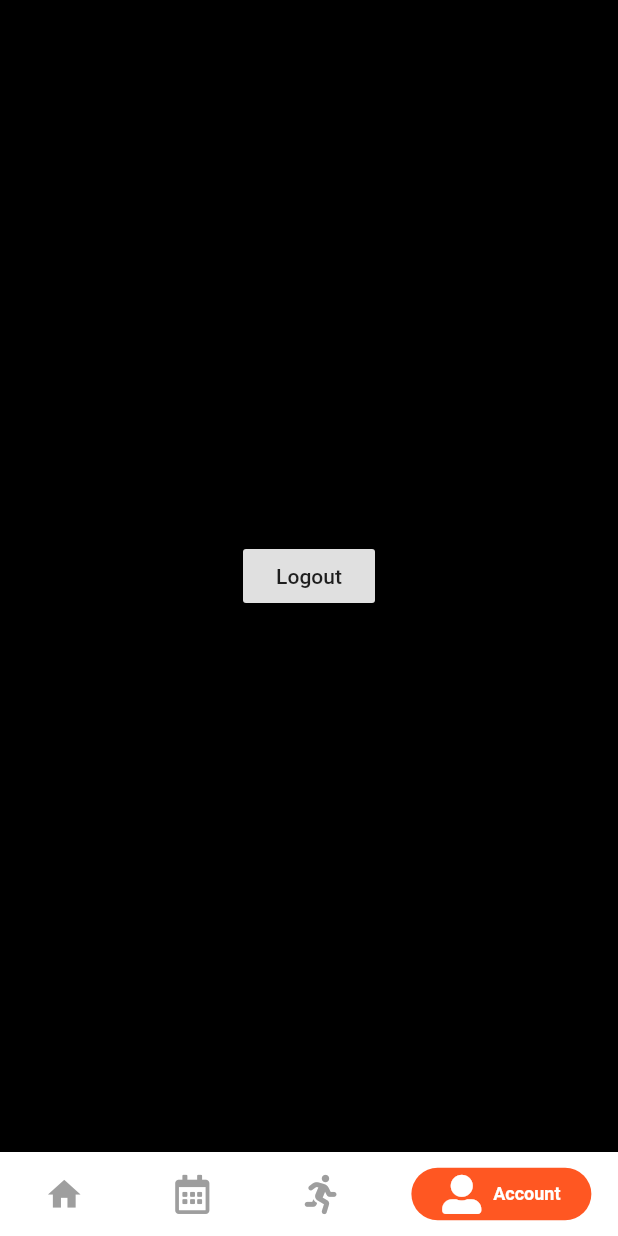
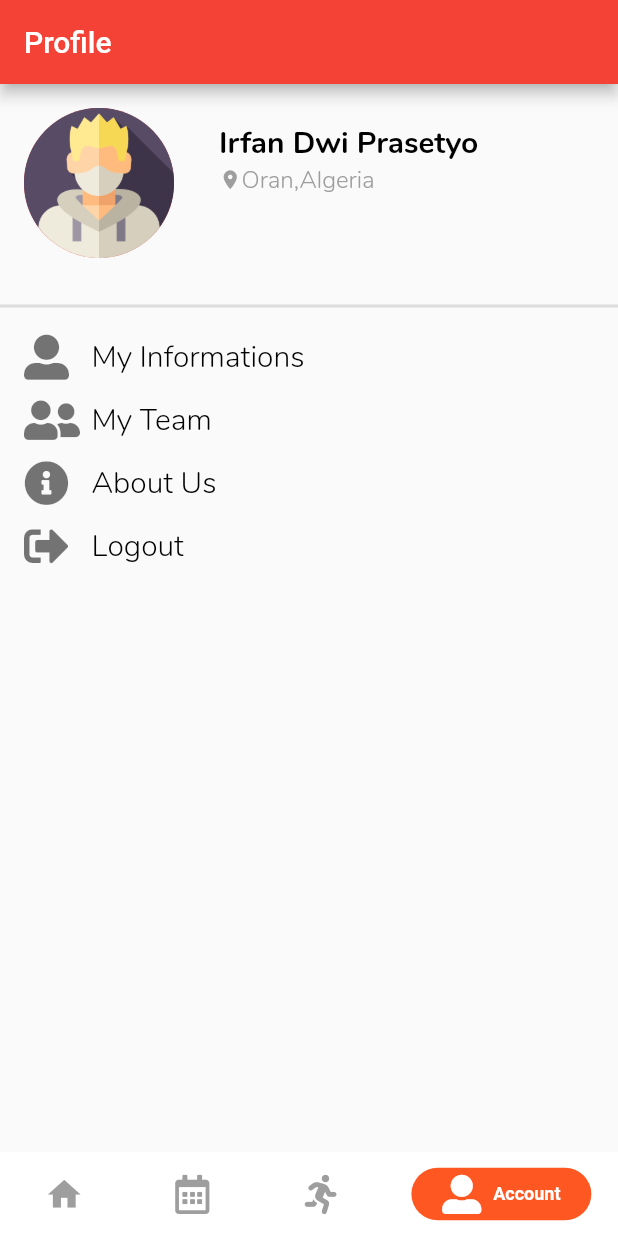
Before and after one commit to keepant/sparring, a Flutter app: the screen it shows after launch, item 4 of the bottom bar chosen, on a phone screen of 412 x 824 dp. Run offline on Flutter 3.47's test engine with Material 2 defaults, Android fonts, the phone set to English and light mode, and no system bars; drawn by our look-alikes of persistent_bottom_nav_bar; our stand-ins replace bubble_tab_indicator, cloud_functions, datetime_picker_formfield, dio, firebase_auth, flushbar and 12 more; missing offline and left inert: custom_splash, dio_http_cache, empty_widget; accounts and stored records are empty; generated files the repository leaves out were written again.

Commit message:
updated callable function

```diff
--- a/lib/pages/accounts/me.dart
+++ b/lib/pages/accounts/me.dart
@@ -1,16 +1,82 @@
 import 'package:flushbar/flushbar.dart';
 import 'package:flutter/material.dart';
+import 'package:font_awesome_flutter/font_awesome_flutter.dart';
 import 'package:persistent_bottom_nav_bar/persistent-tab-view.dart';
+import 'package:sparring/components/text_style.dart';
 import 'package:sparring/services/auth.dart';
 import 'package:sparring/services/prefs.dart';
 
-class Me extends StatelessWidget {
+class Me extends StatefulWidget {
+  @override
+  _MeState createState() => _MeState();
+}
+
+class _MeState extends State<Me> {
   @override
   Widget build(BuildContext context) {
-    return Container(
-      child: Center(
-        child: RaisedButton(
-          onPressed: () async {
+    return Scaffold(
+      appBar: AppBar(title: Text("Profile")),
+      body: SingleChildScrollView(
+        child: Column(
+          children: <Widget>[
+            Padding(
+              padding: const EdgeInsets.all(16.0),
+              child: Row(
+                crossAxisAlignment: CrossAxisAlignment.start,
+                mainAxisAlignment: MainAxisAlignment.start,
+                children: <Widget>[
+                  CircleAvatar(
+                    radius: 50,
+                    child: Image.asset('assets/img/pp.png')
+                  ),
+                  Padding(
+                    padding: const EdgeInsets.symmetric(
+                        vertical: 10, horizontal: 30),
+                    child: Column(
+                      crossAxisAlignment: CrossAxisAlignment.start,
+                      children: <Widget>[
+                        BoldText("Irfan Dwi Prasetyo", 20.0, Colors.black),
+                        Row(
+                          children: <Widget>[
+                            Icon(
+                              Icons.location_on,
+                              color: Colors.grey,
+                              size: 15.0,
+                            ),
+                            NormalText("Oran,Algeria", Colors.grey, 16),
+                          ],
+                        ),
+                      ],
+                    ),
+                  ),
+                ],
+              ),
+            ),
+            SizedBox(
+              height: 8.0,
+            ),
+            Divider(
+              thickness: 2,
+            ),
+            SizedBox(
+              height: 5.0,
+            ),
+            _profileItem(
+              icon: FontAwesomeIcons.userAlt,
+              text: "My Informations",
+            ),
+            _profileItem(
+              icon: FontAwesomeIcons.userFriends,
+              text: "My Team",
+            ),
+            _profileItem(
+              icon: FontAwesomeIcons.infoCircle,
+              text: "About Us ",
+            ),
+            _profileItem(
+              icon: FontAwesomeIcons.signOutAlt,
+              text: "Logout",
+              onTap: () async {
                 final auth = new Auth();
                 await auth.signOut();
 
@@ -23,7 +89,30 @@ class Me extends StatelessWidget {
                   duration: Duration(seconds: 4),
                 )..show(context);
               },
-          child: Text("Logout"),
+            ),
+          ],
+        ),
+      ),
+    );
+  }
+
+  Widget _profileItem({IconData icon, String text, GestureTapCallback onTap}) {
+    return InkWell(
+      onTap: onTap,
+      child: Padding(
+        padding: const EdgeInsets.only(left: 16, right: 16, bottom: 6, top: 6),
+        child: Row(
+          children: <Widget>[
+            Icon(
+              icon,
+              color: Colors.black54,
+              size: 30,
+            ),
+            SizedBox(
+              width: 15,
+            ),
+            NormalText(text, Colors.black, 20.0)
+          ],
         ),
       ),
     );
--- a/lib/pages/login/login.dart
+++ b/lib/pages/login/login.dart
@@ -471,7 +471,7 @@ class _LoginPageState extends State<LoginPage> {
                 ),
               ),
             ),
-            Positioned(top: 40, left: 0, child: _backButton()),
+            Positioned(top: 15, left: 0, child: _backButton()),
           ],
         ),
       ),
--- a/lib/pages/login/register.dart
+++ b/lib/pages/login/register.dart
@@ -110,7 +110,8 @@ class _RegisterPageState extends State<RegisterPage> {
             await callable.call(<String, dynamic>{
               'email': _emailControl.text,
               'displayName': _fullNameControl.text,
-              'password': _passwdControl.text
+              'password': _passwdControl.text,
+              'photoURL': "https://i.ibb.co/2dbTY5C/person.png",
             });
 
             Navigator.pushReplacement(
@@ -277,13 +278,13 @@ class _RegisterPageState extends State<RegisterPage> {
                       height: 50,
                     ),
                     _formWidget(),
-                    SizedBox(height: height * .14),
+                    SizedBox(height: height * .10),
                     _loginAccountLabel(),
                   ],
                 ),
               ),
             ),
-            Positioned(top: 40, left: 0, child: _backButton()),
+            Positioned(top: 20, left: 0, child: _backButton()),
           ],
         ),
       ),
```
Also changed, not shown: assets/img/pp.png (added). Lines whose indentation alone changed are shown as unchanged.
